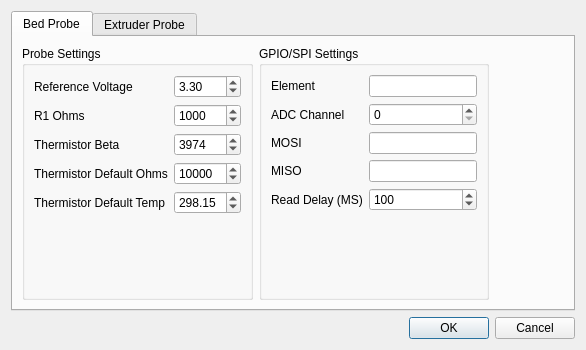
Qt form probeconfigdialog.ui (Bahamuttg/PiRinter3D) before a commit.
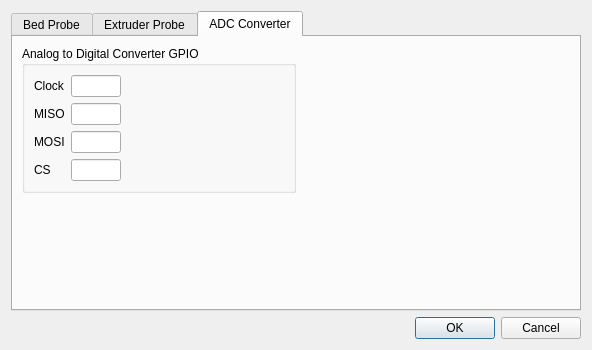
The same form after that commit. The open tabs and pages were chosen to show the change. Icons and pictures are not drawn.

```diff
--- a/probeconfigdialog.ui
+++ b/probeconfigdialog.ui
@@ -6,7 +6,7 @@
    <rect>
     <x>0</x>
     <y>0</y>
-    <width>586</width>
+    <width>592</width>
     <height>350</height>
    </rect>
   </property>
@@ -51,42 +51,9 @@
                  </widget>
                 </item>
                 <item row="0" column="1">
-                 <widget class="QLineEdit" name="leBedElementPin"/>
-                </item>
-                <item row="2" column="0">
-                 <widget class="QLabel" name="mOSIPinLabel">
-                  <property name="text">
-                   <string>MOSI</string>
-                  </property>
-                 </widget>
-                </item>
-                <item row="2" column="1">
-                 <widget class="QLineEdit" name="leBedMOSI"/>
-                </item>
-                <item row="3" column="0">
-                 <widget class="QLabel" name="mISOPinLabel">
-                  <property name="text">
-                   <string>MISO</string>
-                  </property>
-                 </widget>
-                </item>
-                <item row="3" column="1">
-                 <widget class="QLineEdit" name="leBedMISO"/>
-                </item>
-                <item row="4" column="0">
-                 <widget class="QLabel" name="readDelayLabel">
-                  <property name="text">
-                   <string>Read Delay (MS)</string>
-                  </property>
-                 </widget>
-                </item>
-                <item row="4" column="1">
-                 <widget class="QSpinBox" name="seBedPWM">
-                  <property name="maximum">
-                   <number>9999</number>
-                  </property>
-                  <property name="value">
-                   <number>100</number>
+                 <widget class="QLineEdit" name="txtBedElementPin">
+                  <property name="inputMask">
+                   <string>00</string>
                   </property>
                  </widget>
                 </item>
@@ -100,6 +67,26 @@
                 <item row="1" column="1">
                  <widget class="QSpinBox" name="seBedADCCh"/>
                 </item>
+                <item row="2" column="0">
+                 <widget class="QLabel" name="readDelayLabel">
+                  <property name="text">
+                   <string>Read Delay (MS)</string>
+                  </property>
+                 </widget>
+                </item>
+                <item row="2" column="1">
+                 <widget class="QSpinBox" name="seBedPWM">
+                  <property name="minimum">
+                   <number>100</number>
+                  </property>
+                  <property name="maximum">
+                   <number>9999</number>
+                  </property>
+                  <property name="value">
+                   <number>100</number>
+                  </property>
+                 </widget>
+                </item>
                </layout>
               </item>
               <item>
@@ -467,6 +454,158 @@
          </item>
         </layout>
        </widget>
+       <widget class="QWidget" name="tabADC">
+        <attribute name="title">
+         <string>ADC Converter</string>
+        </attribute>
+        <layout class="QVBoxLayout" name="verticalLayout_4">
+         <item>
+          <layout class="QGridLayout" name="gridLayout">
+           <item row="0" column="0">
+            <widget class="QGroupBox" name="groupBox">
+             <property name="title">
+              <string>Analog to Digital Converter GPIO</string>
+             </property>
+             <layout class="QHBoxLayout" name="horizontalLayout">
+              <item>
+               <layout class="QFormLayout" name="formLayout_3">
+                <property name="fieldGrowthPolicy">
+                 <enum>QFormLayout::AllNonFixedFieldsGrow</enum>
+                </property>
+                <item row="0" column="0">
+                 <widget class="QLabel" name="clockLabel">
+                  <property name="text">
+                   <string>Clock</string>
+                  </property>
+                 </widget>
+                </item>
+                <item row="0" column="1">
+                 <widget class="QLineEdit" name="txtClock">
+                  <property name="minimumSize">
+                   <size>
+                    <width>50</width>
+                    <height>0</height>
+                   </size>
+                  </property>
+                  <property name="maximumSize">
+                   <size>
+                    <width>50</width>
+                    <height>16777215</height>
+                   </size>
+                  </property>
+                  <property name="inputMask">
+                   <string>00</string>
+                  </property>
+                 </widget>
+                </item>
+                <item row="1" column="0">
+                 <widget class="QLabel" name="mISOLabel">
+                  <property name="text">
+                   <string>MISO</string>
+                  </property>
+                 </widget>
+                </item>
+                <item row="1" column="1">
+                 <widget class="QLineEdit" name="txtMISO">
+                  <property name="maximumSize">
+                   <size>
+                    <width>50</width>
+                    <height>16777215</height>
+                   </size>
+                  </property>
+                  <property name="inputMask">
+                   <string>00</string>
+                  </property>
+                 </widget>
+                </item>
+                <item row="2" column="0">
+                 <widget class="QLabel" name="mOSILabel">
+                  <property name="text">
+                   <string>MOSI</string>
+                  </property>
+                 </widget>
+                </item>
+                <item row="2" column="1">
+                 <widget class="QLineEdit" name="txtMOSI">
+                  <property name="maximumSize">
+                   <size>
+                    <width>50</width>
+                    <height>16777215</height>
+                   </size>
+                  </property>
+                  <property name="inputMask">
+                   <string>00</string>
+                  </property>
+                 </widget>
+                </item>
+                <item row="3" column="0">
+                 <widget class="QLabel" name="cSLabel">
+                  <property name="text">
+                   <string>CS</string>
+                  </property>
+                 </widget>
+                </item>
+                <item row="3" column="1">
+                 <widget class="QLineEdit" name="txtCS">
+                  <property name="maximumSize">
+                   <size>
+                    <width>50</width>
+                    <height>16777215</height>
+                   </size>
+                  </property>
+                  <property name="inputMask">
+                   <string>00</string>
+                  </property>
+                 </widget>
+                </item>
+               </layout>
+              </item>
+              <item>
+               <spacer name="horizontalSpacer_4">
+                <property name="orientation">
+                 <enum>Qt::Horizontal</enum>
+                </property>
+                <property name="sizeHint" stdset="0">
+                 <size>
+                  <width>40</width>
+                  <height>20</height>
+                 </size>
+                </property>
+               </spacer>
+              </item>
+             </layout>
+            </widget>
+           </item>
+           <item row="0" column="1">
+            <spacer name="horizontalSpacer_3">
+             <property name="orientation">
+              <enum>Qt::Horizontal</enum>
+             </property>
+             <property name="sizeHint" stdset="0">
+              <size>
+               <width>40</width>
+               <height>20</height>
+              </size>
+             </property>
+            </spacer>
+           </item>
+           <item row="1" column="0">
+            <spacer name="verticalSpacer_3">
+             <property name="orientation">
+              <enum>Qt::Vertical</enum>
+             </property>
+             <property name="sizeHint" stdset="0">
+              <size>
+               <width>20</width>
+               <height>40</height>
+              </size>
+             </property>
+            </spacer>
+           </item>
+          </layout>
+         </item>
+        </layout>
+       </widget>
       </widget>
      </item>
     </layout>
```
Left out of the diff: 77 changed lines with no effect on the pictures.
